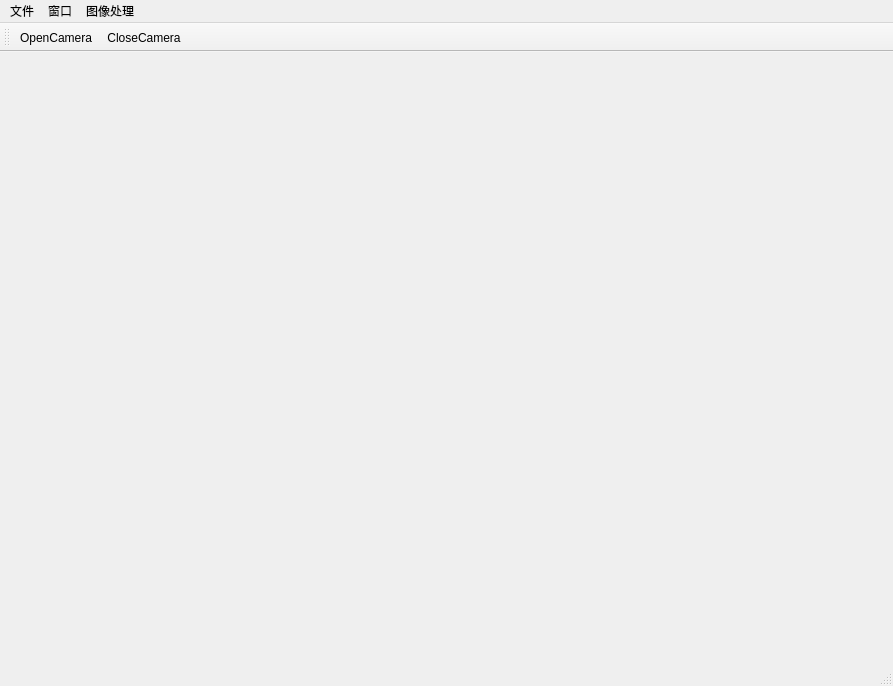
Qt form AngstrongDemo/AngstrongDemo.ui (1500136508/AngstrongDemo) before a commit.
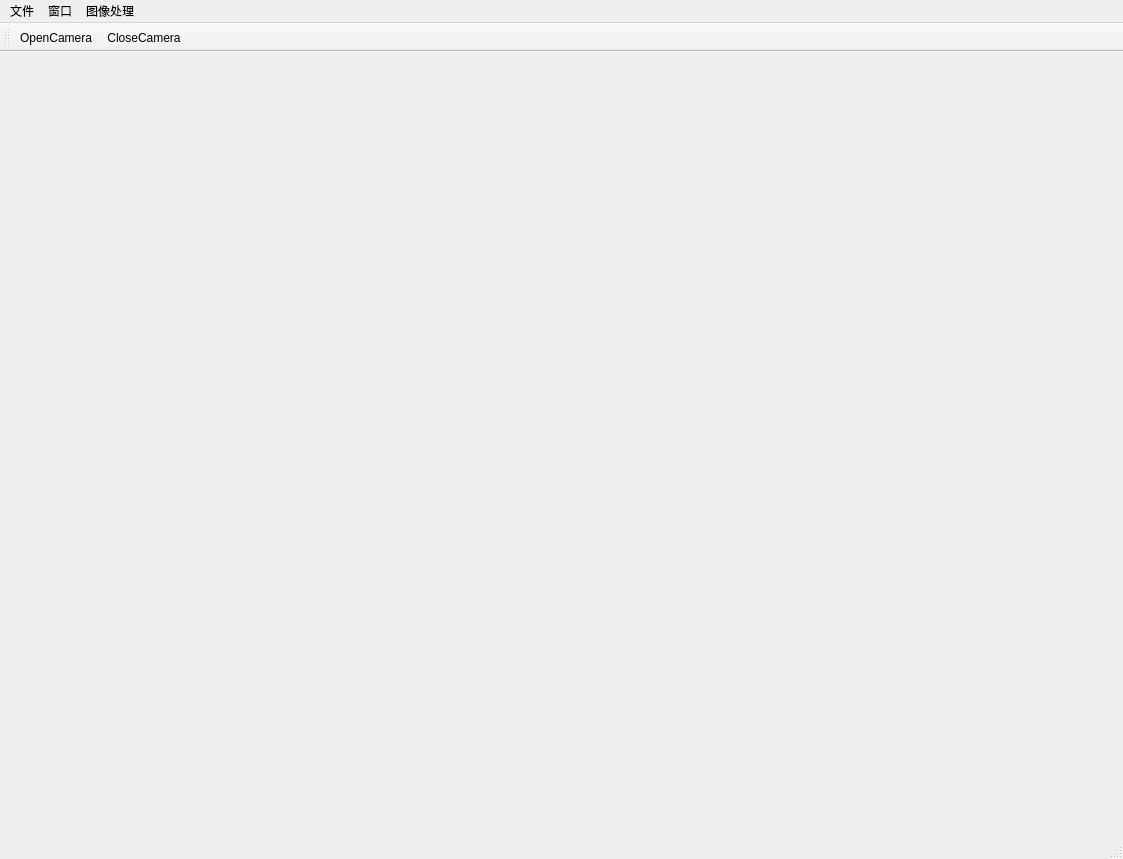
The same form after that commit. Icons and pictures are not drawn.

Patch:
```diff
--- a/AngstrongDemo/AngstrongDemo.ui
+++ b/AngstrongDemo/AngstrongDemo.ui
@@ -6,8 +6,8 @@
    <rect>
     <x>0</x>
     <y>0</y>
-    <width>893</width>
-    <height>686</height>
+    <width>1123</width>
+    <height>859</height>
    </rect>
   </property>
   <property name="windowTitle">
@@ -23,7 +23,7 @@
     <rect>
      <x>0</x>
      <y>0</y>
-     <width>893</width>
+     <width>1123</width>
      <height>23</height>
     </rect>
    </property>
```
